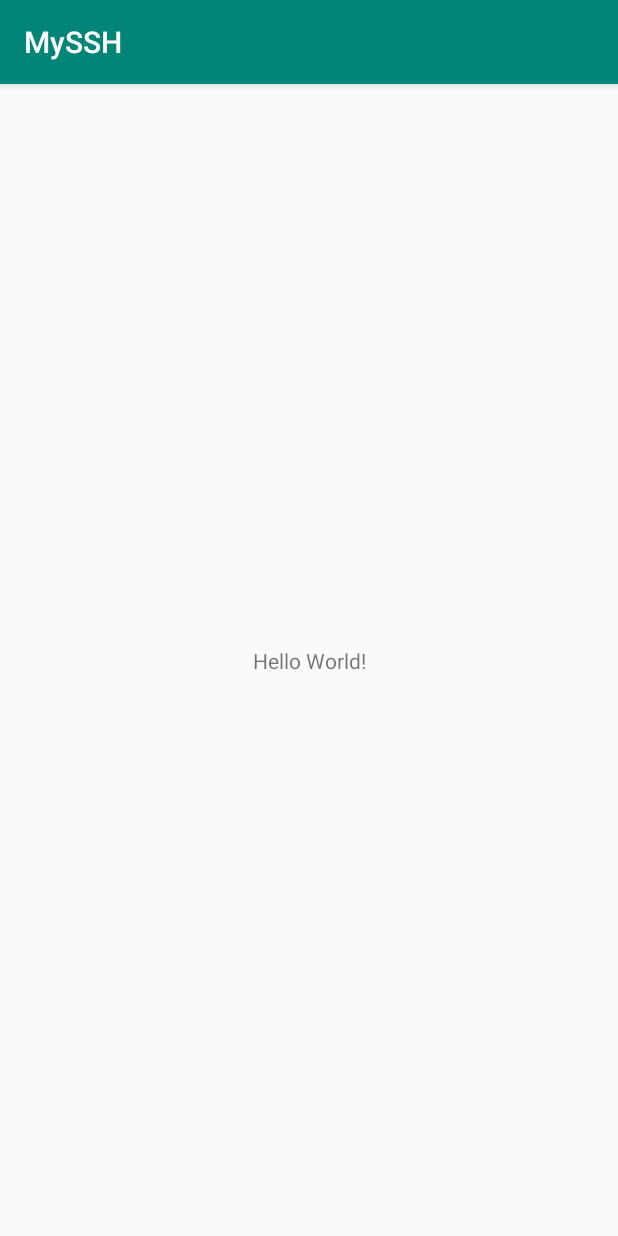
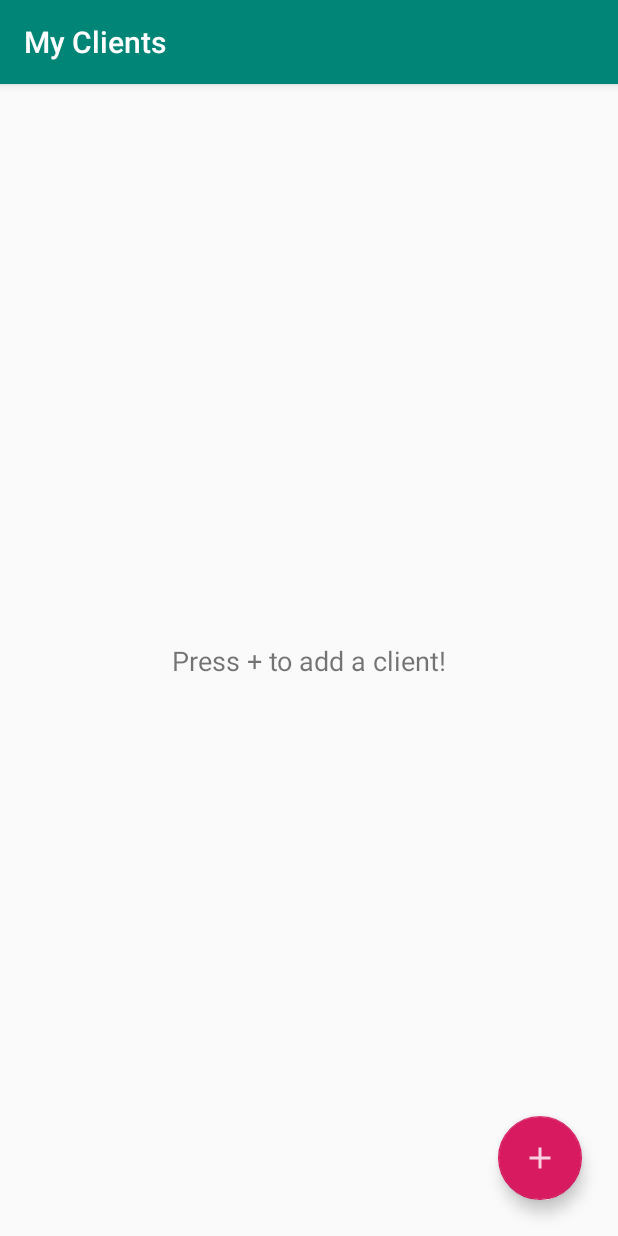
Before and after one commit to DxExWxExY/MySSH, an Android app: the MainActivity screen opened directly, with no data from a screen before it, on a phone screen of 412 x 824 dp. Run offline under Robolectric (Android 15) with nearby library versions, the phone set to English and light mode, and no system bars.

Commit message:
Created Main Activity and Add Client Dialog

```diff
--- a/app/build.gradle
+++ b/app/build.gradle
@@ -27,5 +27,7 @@ dependencies {
     implementation 'com.android.support:appcompat-v7:28.0.0'
     implementation 'com.android.support.constraint:constraint-layout:1.1.3'
     implementation 'com.jcabi:jcabi-ssh:1.6.1'
-    implementation 'org.apache.cassandra:cassandra-all:0.8.1'
+    implementation 'com.jcraft:jzlib:1.0.7'
+    implementation 'com.jcraft:jsch:0.1.55'
+    implementation 'com.android.support:design:28.0.0'
 }
--- a/app/src/main/java/com/dxexwxexy/myssh/MainActivity.java
+++ b/app/src/main/java/com/dxexwxexy/myssh/MainActivity.java
@@ -1,13 +1,53 @@
 package com.dxexwxexy.myssh;
 
+import android.support.design.widget.FloatingActionButton;
+import android.support.v7.app.AlertDialog;
 import android.support.v7.app.AppCompatActivity;
 import android.os.Bundle;
+import android.view.View;
+import android.widget.Button;
+import android.widget.EditText;
 
 public class MainActivity extends AppCompatActivity {
+
+    FloatingActionButton add_client;
 
     @Override
     protected void onCreate(Bundle savedInstanceState) {
         super.onCreate(savedInstanceState);
         setContentView(R.layout.activity_main);
+        setTitle(R.string.my_clients);
+        initUI();
+        initListeners();
+    }
+
+    private void initUI() {
+        add_client = findViewById(R.id.add_client);
+    }
+
+    private void initListeners() {
+        add_client.setOnClickListener(view -> {
+            addClientDialog();
+        });
+    }
+
+    /**
+     * Creates a dialog dedicated to add new clients to a DB.
+    * */
+    private void addClientDialog() {
+        AlertDialog.Builder addClientDialogBuilder = new AlertDialog.Builder(this);
+        View addView = getLayoutInflater().inflate(R.layout.add_client_dialog, null);
+        EditText user = addView.findViewById(R.id.add_dialog_user);
+        EditText host = addView.findViewById(R.id.add_dialog_host);
+        EditText pass = addView.findViewById(R.id.add_dialog_pass);
+        EditText port = addView.findViewById(R.id.add_dialog_port);
+        Button add = addView.findViewById(R.id.add_dialog_add);
+        addClientDialogBuilder.setView(addView);
+        AlertDialog addClientDialog = addClientDialogBuilder.create();
+        add.setOnClickListener(e -> {
+            // FIXME: 1/8/2019 add entry to DB
+            addClientDialog.dismiss();
+        });
+        addClientDialog.show();
     }
 }
--- a/app/src/main/java/com/dxexwxexy/myssh/SSH.java
+++ b/app/src/main/java/com/dxexwxexy/myssh/SSH.java
@@ -1,6 +1,4 @@
 package com.dxexwxexy.myssh;
-
-import android.se.omapi.Session;
 
 import com.jcabi.ssh.Shell;
 import com.jcabi.ssh.SshByPassword;
--- /dev/null
+++ b/app/src/main/java/com/dxexwxexy/myssh/Testing/SFTP.java
@@ -0,0 +1,4 @@
+package com.dxexwxexy.myssh.Testing;
+
+public class SFTP {
+}
--- /dev/null
+++ b/app/src/main/java/com/dxexwxexy/myssh/Testing/host.txt
@@ -0,0 +1 @@
+war.freeshells.org. RSA key fingerprint is 69:53:7e:bb:54:92:e0:e9:93:0c:9b:93:bd:34:f2:91
--- a/app/src/main/res/layout/activity_main.xml
+++ b/app/src/main/res/layout/activity_main.xml
@@ -6,10 +6,24 @@
     android:layout_height="match_parent"
     tools:context=".MainActivity">
 
+    <include
+        layout="@layout/fab_main"
+        android:layout_width="fill_parent"
+        android:layout_height="fill_parent" />
+
+    <android.support.v7.widget.RecyclerView
+        android:layout_width="fill_parent"
+        android:layout_height="fill_parent"
+        app:layout_constraintBottom_toBottomOf="parent"
+        app:layout_constraintEnd_toEndOf="parent"
+        app:layout_constraintStart_toStartOf="parent"
+        app:layout_constraintTop_toTopOf="parent" />
+
     <TextView
         android:layout_width="wrap_content"
         android:layout_height="wrap_content"
-        android:text="Hello World!"
+        android:text="@string/add_client_message"
+        android:textSize="18sp"
         app:layout_constraintBottom_toBottomOf="parent"
         app:layout_constraintLeft_toLeftOf="parent"
         app:layout_constraintRight_toRightOf="parent"
--- /dev/null
+++ b/app/src/main/res/layout/fab_main.xml
@@ -0,0 +1,21 @@
+<?xml version="1.0" encoding="utf-8"?>
+<android.support.constraint.ConstraintLayout
+    xmlns:android="http://schemas.android.com/apk/res/android"
+    xmlns:app="http://schemas.android.com/apk/res-auto"
+    xmlns:tools="http://schemas.android.com/tools"
+    android:layout_width="match_parent"
+    android:layout_height="match_parent">
+
+    <android.support.design.widget.FloatingActionButton
+        android:id="@+id/add_client"
+        android:layout_width="wrap_content"
+        android:layout_height="wrap_content"
+        android:layout_marginEnd="24dp"
+        android:layout_marginBottom="24dp"
+        android:clickable="true"
+        android:focusable="true"
+        app:fabSize="normal"
+        app:layout_constraintBottom_toBottomOf="parent"
+        app:layout_constraintEnd_toEndOf="parent"
+        app:srcCompat="@drawable/ic_add" />
+</android.support.constraint.ConstraintLayout>
--- a/app/src/main/res/values/colors.xml
+++ b/app/src/main/res/values/colors.xml
@@ -1,6 +1,6 @@
 <?xml version="1.0" encoding="utf-8"?>
 <resources>
     <color name="colorPrimary">#008577</color>
-    <color name="colorPrimaryDark">#00574B</color>
-    <color name="colorAccent">#D81B60</color>
+    <color name="colorPrimaryDark">#00574b</color>
+    <color name="colorAccent">#d81b60</color>
 </resources>
```
Also changed, not shown: app/src/main/java/com/dxexwxexy/myssh/Testing/ClientsViewer.java (added, +25 -0 lines), app/src/main/java/com/dxexwxexy/myssh/Testing/Tester.java (+72 -0 lines), app/src/main/res/layout-v26/add_client_dialog.xml (added, +93 -0 lines), app/src/main/res/layout/add_client_dialog.xml (added, +90 -0 lines), app/src/main/res/values/strings.xml (+9 -0 lines), app/src/main/res/drawable-hdpi/ic_add.png (added), app/src/main/res/drawable-mdpi/ic_add.png (added), app/src/main/res/drawable-xhdpi/ic_add.png (added), app/src/main/res/drawable-xxhdpi/ic_add.png (added), app/src/main/res/drawable-xxxhdpi/ic_add.png (added).
